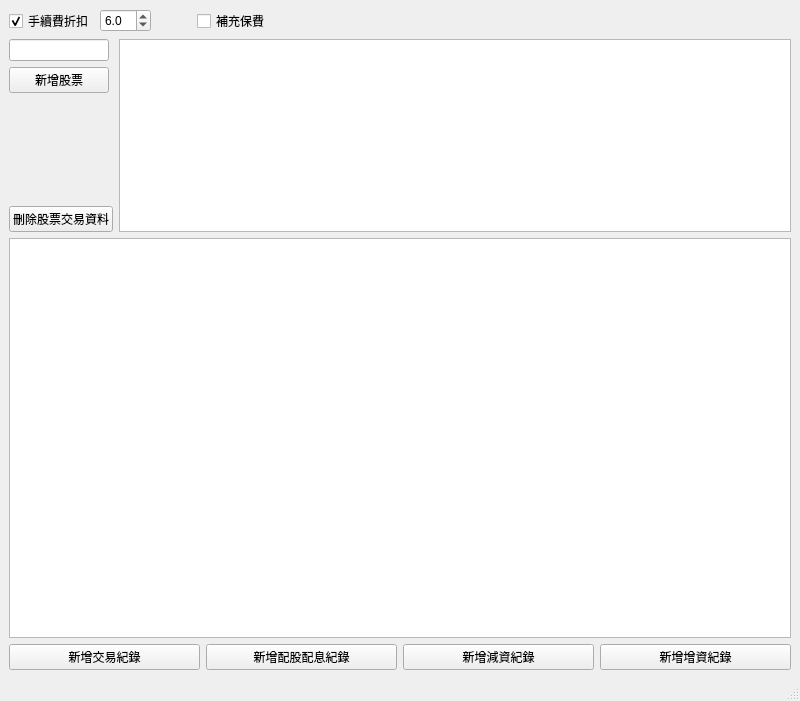
This is QtStockPriceMainWindow.ui in foxking0416/PythonStockPrice as Qt 5 draws it before an edit. The edited form follows.
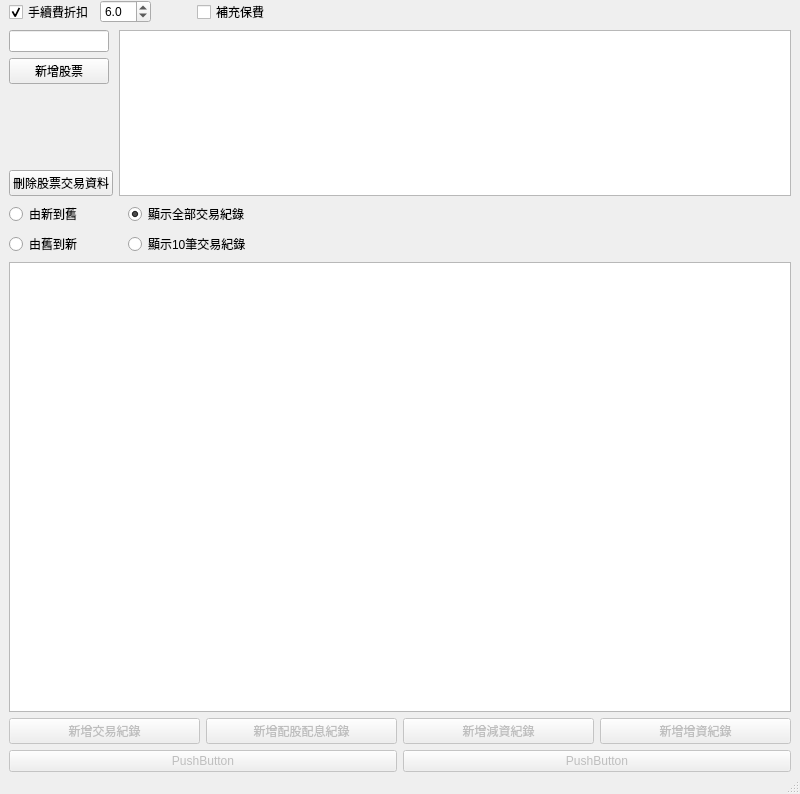
This is the edited form.

```diff
--- a/QtStockPriceMainWindow.ui
+++ b/QtStockPriceMainWindow.ui
@@ -7,7 +7,7 @@
     <x>0</x>
     <y>0</y>
     <width>800</width>
-    <height>701</height>
+    <height>794</height>
    </rect>
   </property>
   <property name="windowTitle">
@@ -15,6 +15,12 @@
   </property>
   <widget class="QWidget" name="centralwidget">
    <layout class="QVBoxLayout" name="verticalLayout">
+    <property name="topMargin">
+     <number>0</number>
+    </property>
+    <property name="bottomMargin">
+     <number>0</number>
+    </property>
     <item>
      <layout class="QHBoxLayout" name="horizontalLayout">
       <item>
@@ -151,20 +157,101 @@
       </item>
      </layout>
     </item>
+    <item>
+     <layout class="QHBoxLayout" name="horizontalLayout_4">
+      <item>
+       <layout class="QVBoxLayout" name="verticalLayout_4">
+        <item>
+         <widget class="QRadioButton" name="qtFromNewToOldRadioButton">
+          <property name="text">
+           <string>由新到舊</string>
+          </property>
+          <property name="checked">
+           <bool>true</bool>
+          </property>
+         </widget>
+        </item>
+        <item>
+         <widget class="QRadioButton" name="qtFromOldToNewRadioButton">
+          <property name="text">
+           <string>由舊到新</string>
+          </property>
+         </widget>
+        </item>
+       </layout>
+      </item>
+      <item>
+       <spacer name="horizontalSpacer_4">
+        <property name="orientation">
+         <enum>Qt::Horizontal</enum>
+        </property>
+        <property name="sizeType">
+         <enum>QSizePolicy::Minimum</enum>
+        </property>
+        <property name="sizeHint" stdset="0">
+         <size>
+          <width>40</width>
+          <height>20</height>
+         </size>
+        </property>
+       </spacer>
+      </item>
+      <item>
+       <layout class="QVBoxLayout" name="verticalLayout_3">
+        <item>
+         <widget class="QRadioButton" name="qtShowAllRadioButton">
+          <property name="text">
+           <string>顯示全部交易紀錄</string>
+          </property>
+          <property name="checked">
+           <bool>true</bool>
+          </property>
+         </widget>
+        </item>
+        <item>
+         <widget class="QRadioButton" name="qtShow10RadioButton">
+          <property name="text">
+           <string>顯示10筆交易紀錄</string>
+          </property>
+         </widget>
+        </item>
+       </layout>
+      </item>
+      <item>
+       <spacer name="horizontalSpacer_3">
+        <property name="orientation">
+         <enum>Qt::Horizontal</enum>
+        </property>
+        <property name="sizeHint" stdset="0">
+         <size>
+          <width>40</width>
+          <height>20</height>
+         </size>
+        </property>
+       </spacer>
+      </item>
+     </layout>
+    </item>
     <item>
      <widget class="QTableView" name="qtTradingDataTableView">
       <property name="minimumSize">
        <size>
         <width>0</width>
-        <height>400</height>
+        <height>450</height>
        </size>
       </property>
+      <attribute name="verticalHeaderMinimumSectionSize">
+       <number>15</number>
+      </attribute>
      </widget>
     </item>
     <item>
      <layout class="QHBoxLayout" name="horizontalLayout_3">
       <item>
        <widget class="QPushButton" name="qtAddTradingDataPushButton">
+        <property name="enabled">
+         <bool>false</bool>
+        </property>
         <property name="text">
          <string>新增交易紀錄</string>
         </property>
@@ -172,20 +259,29 @@
       </item>
       <item>
        <widget class="QPushButton" name="qtAddDividendDataPushButton">
+        <property name="enabled">
+         <bool>false</bool>
+        </property>
         <property name="text">
          <string>新增配股配息紀錄</string>
         </property>
        </widget>
       </item>
       <item>
-       <widget class="QPushButton" name="pushButton_2">
+       <widget class="QPushButton" name="qtAddCapitalReductionDataPushButton">
+        <property name="enabled">
+         <bool>false</bool>
+        </property>
         <property name="text">
          <string>新增減資紀錄</string>
         </property>
        </widget>
       </item>
       <item>
-       <widget class="QPushButton" name="pushButton">
+       <widget class="QPushButton" name="qtAddCapitalIncreaseDataPushButton">
+        <property name="enabled">
+         <bool>false</bool>
+        </property>
         <property name="text">
          <string>新增增資紀錄</string>
         </property>
@@ -193,6 +289,30 @@
       </item>
      </layout>
     </item>
+    <item>
+     <layout class="QHBoxLayout" name="horizontalLayout_5">
+      <item>
+       <widget class="QPushButton" name="pushButton_4">
+        <property name="enabled">
+         <bool>false</bool>
+        </property>
+        <property name="text">
+         <string>PushButton</string>
+        </property>
+       </widget>
+      </item>
+      <item>
+       <widget class="QPushButton" name="pushButton_3">
+        <property name="enabled">
+         <bool>false</bool>
+        </property>
+        <property name="text">
+         <string>PushButton</string>
+        </property>
+       </widget>
+      </item>
+     </layout>
+    </item>
    </layout>
   </widget>
   <widget class="QMenuBar" name="menubar">
```
